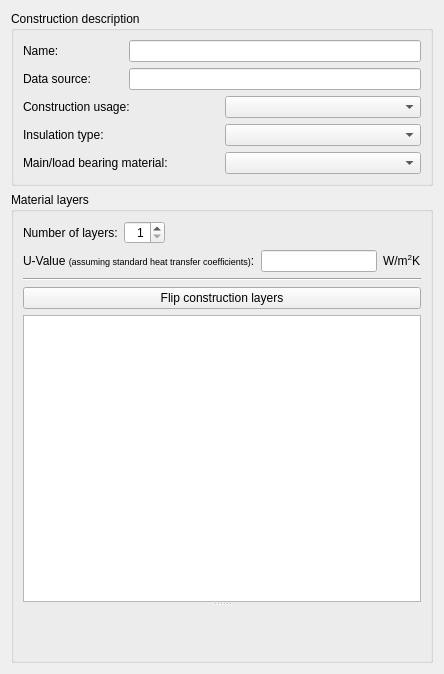
First picture: the form in SIM-VICUS/src/SVDBConstructionEditWidget.ui, repository Brockaaa/SIM-VICUS, before the edit.
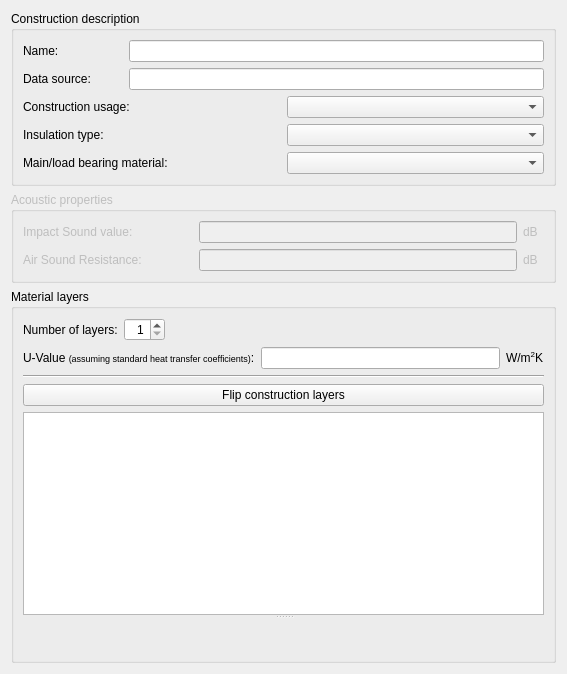
Second picture: the form after the edit. Custom widgets are drawn as their Qt base class.

Commit message:
Merge remote-tracking branch 'origin/master' into feature/Feature-SubNetworkEditDialog
# Conflicts:
#	SIM-VICUS/projects/Qt/SIM-VICUS.pro
#	SIM-VICUS/projects/Qt/debug/qrc_shaders.cpp
#	SIM-VICUS/src/SVDBNetworkControllerEditWidget.cpp
#	SIM-VICUS/src/SVDBSubNetworkEditWidget.cpp
#	SIM-VICUS/src/SVMainWindow.ui
#	externals/Vicus/projects/Qt/Vicus.pro

Diff of the .ui file:
```diff
--- a/SIM-VICUS/src/SVDBConstructionEditWidget.ui
+++ b/SIM-VICUS/src/SVDBConstructionEditWidget.ui
@@ -6,7 +6,7 @@
    <rect>
     <x>0</x>
     <y>0</y>
-    <width>444</width>
+    <width>567</width>
     <height>674</height>
    </rect>
   </property>
@@ -27,14 +27,14 @@
   </property>
   <layout class="QHBoxLayout" name="horizontalLayout_4" stretch="0">
    <item>
-    <layout class="QVBoxLayout" name="verticalLayout_2" stretch="0,0">
+    <layout class="QVBoxLayout" name="verticalLayout_2" stretch="0,0,0">
      <item>
       <widget class="QGroupBox" name="groupBox">
        <property name="title">
         <string>Construction description</string>
        </property>
        <layout class="QGridLayout" name="gridLayout" columnstretch="0,0">
-        <item row="4" column="1">
+        <item row="5" column="1">
          <widget class="QComboBox" name="comboBoxMaterialKind"/>
         </item>
         <item row="0" column="0" colspan="2">
@@ -57,30 +57,6 @@
           </item>
          </layout>
         </item>
-        <item row="3" column="1">
-         <widget class="QComboBox" name="comboBoxInsulationKind"/>
-        </item>
-        <item row="2" column="0">
-         <widget class="QLabel" name="label_6">
-          <property name="text">
-           <string>Construction usage:</string>
-          </property>
-         </widget>
-        </item>
-        <item row="4" column="0">
-         <widget class="QLabel" name="label_4">
-          <property name="text">
-           <string>Main/load bearing material:</string>
-          </property>
-         </widget>
-        </item>
-        <item row="3" column="0">
-         <widget class="QLabel" name="label_2">
-          <property name="text">
-           <string>Insulation type:</string>
-          </property>
-         </widget>
-        </item>
         <item row="1" column="0" colspan="2">
          <layout class="QHBoxLayout" name="horizontalLayout_6">
           <item>
@@ -101,9 +77,91 @@
           </item>
          </layout>
         </item>
-        <item row="2" column="1">
+        <item row="5" column="0">
+         <widget class="QLabel" name="label_4">
+          <property name="text">
+           <string>Main/load bearing material:</string>
+          </property>
+         </widget>
+        </item>
+        <item row="3" column="1">
          <widget class="QComboBox" name="comboBoxConstructionUsage"/>
         </item>
+        <item row="4" column="0">
+         <widget class="QLabel" name="label_2">
+          <property name="text">
+           <string>Insulation type:</string>
+          </property>
+         </widget>
+        </item>
+        <item row="4" column="1">
+         <widget class="QComboBox" name="comboBoxInsulationKind"/>
+        </item>
+        <item row="3" column="0">
+         <widget class="QLabel" name="label_6">
+          <property name="text">
+           <string>Construction usage:</string>
+          </property>
+         </widget>
+        </item>
+       </layout>
+      </widget>
+     </item>
+     <item>
+      <widget class="QGroupBox" name="groupBox_3">
+       <property name="enabled">
+        <bool>false</bool>
+       </property>
+       <property name="title">
+        <string>Acoustic properties</string>
+       </property>
+       <layout class="QGridLayout" name="gridLayout_2">
+        <item row="0" column="0">
+         <widget class="QLabel" name="label_7">
+          <property name="minimumSize">
+           <size>
+            <width>170</width>
+            <height>0</height>
+           </size>
+          </property>
+          <property name="text">
+           <string>Impact Sound value:</string>
+          </property>
+         </widget>
+        </item>
+        <item row="0" column="1">
+         <widget class="QtExt::ValidatingLineEdit" name="lineEditImpactSound"/>
+        </item>
+        <item row="1" column="0">
+         <widget class="QLabel" name="label_8">
+          <property name="minimumSize">
+           <size>
+            <width>170</width>
+            <height>0</height>
+           </size>
+          </property>
+          <property name="text">
+           <string>Air Sound Resistance:</string>
+          </property>
+         </widget>
+        </item>
+        <item row="1" column="1">
+         <widget class="QtExt::ValidatingLineEdit" name="lineEditAirSoundRes"/>
+        </item>
+        <item row="1" column="2">
+         <widget class="QLabel" name="label_9">
+          <property name="text">
+           <string>dB</string>
+          </property>
+         </widget>
+        </item>
+        <item row="0" column="2" colspan="2">
+         <widget class="QLabel" name="label_10">
+          <property name="text">
+           <string>dB</string>
+          </property>
+         </widget>
+        </item>
        </layout>
       </widget>
      </item>
@@ -247,6 +305,14 @@
    <header location="global">QtExt_LanguageStringEditWidget1.h</header>
    <container>1</container>
   </customwidget>
+  <customwidget>
+   <class>QtExt::ValidatingLineEdit</class>
+   <extends>QLineEdit</extends>
+   <header>QtExt_ValidatingLineEdit.h</header>
+   <slots>
+    <signal>editingFinishedSuccessfully()</signal>
+   </slots>
+  </customwidget>
   <customwidget>
    <class>QtExt::ConstructionViewWidget</class>
    <extends>QWidget</extends>
```
The commit also changes 507 other files.
